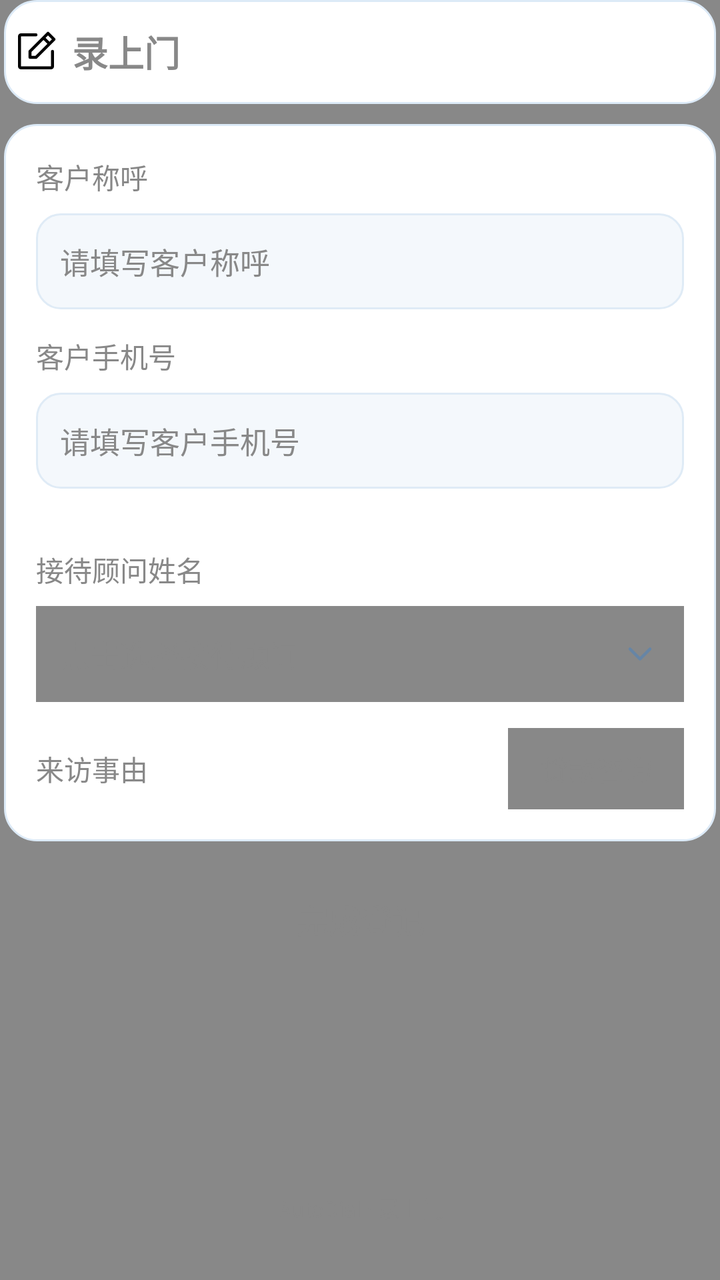
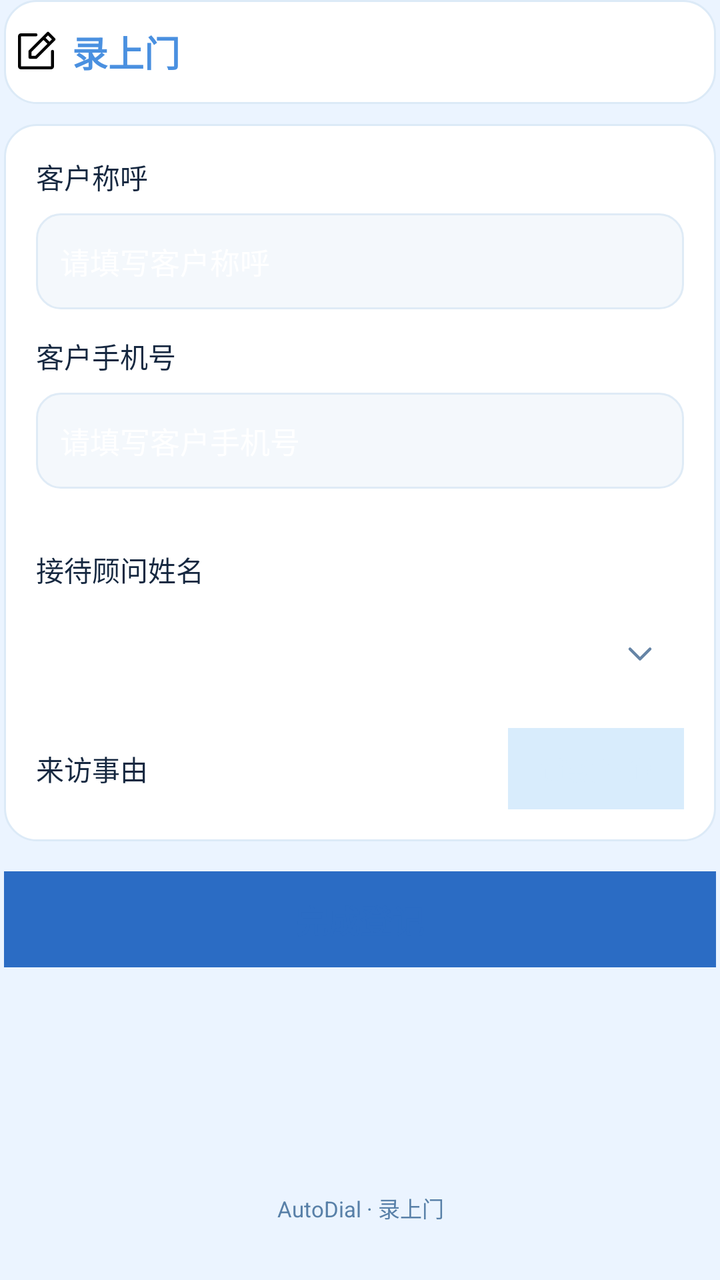

Before-and-after screenshots of an Android layout around one commit, followed by the original layout XML and the change that was made.
<!-- AndroidManifest.xml: application theme Theme.AutoDial -->
<!-- res/layout/fragment_register.xml -->
<?xml version="1.0" encoding="utf-8"?>
<LinearLayout xmlns:android="http://schemas.android.com/apk/res/android"
    android:layout_width="match_parent"
    android:layout_height="match_parent"
    android:tag="bg"
    android:background="#888888"
    android:orientation="vertical"
    android:paddingStart="2dp"
    android:paddingTop="0dp"
    android:paddingEnd="2dp">

    
    <LinearLayout
        android:layout_width="match_parent"
        android:layout_height="52dp"
        android:tag="topBar"
        android:background="@drawable/bg_v3_card"
        android:gravity="center_vertical"
        android:orientation="horizontal"
        android:paddingStart="4dp"
        android:paddingEnd="4dp">

        <TextView
            android:layout_width="wrap_content"
            android:layout_height="wrap_content"
            android:text="录上门"
            android:drawableStart="@drawable/ic_ph_note_pencil"
            android:drawablePadding="6dp"
            android:tag="primaryLight"
            android:textColor="#888888"
            android:textSize="18sp"
            android:textStyle="bold" />
    </LinearLayout>

    
    <ScrollView
        android:layout_width="match_parent"
        android:layout_height="match_parent"
        android:layout_marginTop="10dp"
        android:fillViewport="true">

        <LinearLayout
            android:layout_width="match_parent"
            android:layout_height="wrap_content"
            android:orientation="vertical"
            android:paddingBottom="20dp">

            
            <LinearLayout
                android:layout_width="match_parent"
                android:layout_height="wrap_content"
                android:tag="bg2"
                android:background="@drawable/bg_v3_card"
                android:orientation="vertical"
                android:padding="16dp">

                
                <TextView
                    android:layout_width="wrap_content"
                    android:layout_height="wrap_content"
                    android:text="客户称呼"
                    android:tag="text"
                    android:textColor="#888888"
                    android:textSize="14sp"
                    android:layout_marginBottom="8dp" />

                <EditText
                    android:id="@+id/etCustomerName"
                    android:layout_width="match_parent"
                    android:layout_height="48dp"
                    android:tag="inputField"
                    android:background="@drawable/bg_v3_input"
                    android:hint="请填写客户称呼"
                    android:inputType="textPersonName"
                    android:maxLines="1"
                    android:paddingStart="12dp"
                    android:paddingEnd="12dp"
                    android:singleLine="true"
                    android:imeOptions="actionNext"
                    android:nextFocusForward="@+id/etCustomerMobile"
                    android:textColor="#888888"
                    android:textColorHint="#888888"
                    android:textSize="15sp" />

                
                <TextView
                    android:layout_width="wrap_content"
                    android:layout_height="wrap_content"
                    android:text="客户手机号"
                    android:tag="text"
                    android:textColor="#888888"
                    android:textSize="14sp"
                    android:layout_marginTop="13dp"
                    android:layout_marginBottom="8dp" />

                <EditText
                    android:id="@+id/etCustomerMobile"
                    android:layout_width="match_parent"
                    android:layout_height="48dp"
                    android:tag="inputField"
                    android:background="@drawable/bg_v3_input"
                    android:hint="请填写客户手机号"
                    android:inputType="number"
                    android:maxLength="11"
                    android:maxLines="1"
                    android:paddingStart="12dp"
                    android:paddingEnd="12dp"
                    android:singleLine="true"
                    android:textColor="#888888"
                    android:textColorHint="#888888"
                    android:textSize="15sp" />

                
                <View
                    android:layout_width="match_parent"
                    android:layout_height="1dp"
                    android:background="@drawable/bg_v3_input"
                    android:layout_marginTop="16dp"
                    android:layout_marginBottom="13dp" />

                
                <TextView
                    android:layout_width="wrap_content"
                    android:layout_height="wrap_content"
                    android:text="接待顾问姓名"
                    android:tag="text"
                    android:textColor="#888888"
                    android:textSize="14sp"
                    android:layout_marginBottom="8dp" />

                <EditText
                    android:id="@+id/etManagerName"
                    android:layout_width="match_parent"
                    android:layout_height="48dp"
                    android:tag="inputField"
                    android:background="#888888"
                    android:hint="点击选择接待顾问"
                    android:focusable="false"
                    android:cursorVisible="false"
                    android:maxLines="1"
                    android:paddingStart="12dp"
                    android:paddingEnd="12dp"
                    android:singleLine="true"
                    android:drawableEnd="@drawable/ic_ph_caret_down"
                    android:drawablePadding="8dp"
                    android:textColor="#888888"
                    android:textColorHint="#888888"
                    android:textSize="15sp" />

                
                <LinearLayout
                    android:layout_width="match_parent"
                    android:layout_height="wrap_content"
                    android:gravity="center_vertical"
                    android:orientation="horizontal"
                    android:layout_marginTop="13dp">

                    <TextView
                        android:layout_width="wrap_content"
                        android:layout_height="wrap_content"
                        android:text="来访事由"
                        android:tag="text"
                        android:textColor="#888888"
                        android:textSize="14sp" />

                    <View
                        android:layout_width="0dp"
                        android:layout_height="0dp"
                        android:layout_weight="1" />

                    <TextView
                        android:id="@+id/tvVisitType"
                        android:layout_width="wrap_content"
                        android:layout_height="wrap_content"
                        android:tag="chip"
                        android:background="#888888"
                        android:gravity="end"
                        android:paddingStart="16dp"
                        android:paddingEnd="16dp"
                        android:paddingTop="10dp"
                        android:paddingBottom="10dp"
                        android:text="贷款咨询"
                        android:textColor="#888888"
                        android:textSize="14sp" />
                </LinearLayout>

            </LinearLayout>

            
            <TextView
                android:id="@+id/btnSubmit"
                android:layout_width="match_parent"
                android:layout_height="48dp"
                android:layout_marginTop="15dp"
                android:tag="primaryBtn"
                android:background="#888888"
                android:gravity="center"
                android:text="完成登记"
                android:textColor="#888888"
                android:textSize="16sp"
                android:textStyle="bold" />

            
            <View
                android:layout_width="match_parent"
                android:layout_height="0dp"
                android:layout_weight="1"
                android:minHeight="40dp" />

            
            <TextView
                android:layout_width="match_parent"
                android:layout_height="wrap_content"
                android:gravity="center"
                android:text="AutoDial · 录上门"
                android:tag="text2"
                android:textColor="#888888"
                android:textSize="11sp"
                android:layout_marginBottom="8dp" />

        </LinearLayout>
    </ScrollView>

</LinearLayout>
<!-- resources referenced by this layout -->
<resources>
  <!-- drawable bg_v3_card (drawable) -->
  <?xml version="1.0" encoding="utf-8"?>
  <shape xmlns:android="http://schemas.android.com/apk/res/android" android:shape="rectangle">
      <solid android:color="#FFFFFF" />
      <stroke android:width="1dp" android:color="#DCEAF7" />
      <corners android:radius="16dp" />
  </shape>
  <!-- drawable bg_v3_input (drawable) -->
  <?xml version="1.0" encoding="utf-8"?>
  <shape xmlns:android="http://schemas.android.com/apk/res/android" android:shape="rectangle">
      <solid android:color="#F4F8FC" />
      <stroke android:width="1dp" android:color="#DFEBF6" />
      <corners android:radius="12dp" />
  </shape>
  <!-- drawable ic_ph_caret_down (drawable) -->
  <?xml version="1.0" encoding="utf-8"?>
  <vector xmlns:android="http://schemas.android.com/apk/res/android"
      android:width="20dp"
      android:height="20dp"
      android:viewportWidth="24"
      android:viewportHeight="24">
      <path
          android:fillColor="@android:color/transparent"
          android:strokeColor="#6685A6"
          android:strokeWidth="1.8"
          android:strokeLineCap="round"
          android:strokeLineJoin="round"
          android:pathData="M6,9l6,6l6,-6" />
  </vector>
  <!-- drawable ic_ph_note_pencil (drawable) -->
  <?xml version="1.0" encoding="utf-8"?>
  <vector xmlns:android="http://schemas.android.com/apk/res/android"
      android:width="24dp" android:height="24dp"
      android:viewportWidth="256" android:viewportHeight="256">
      <path android:fillColor="#000000" android:pathData="M229.66,58.34l-32-32a8,8,0,0,0-11.32,0l-96,96A8,8,0,0,0,88,128v32a8,8,0,0,0,8,8h32a8,8,0,0,0,5.66-2.34l96-96A8,8,0,0,0,229.66,58.34ZM124.69,152H104V131.31l64-64L188.69,88ZM200,76.69,179.31,56,192,43.31,212.69,64ZM224,128v80a16,16,0,0,1-16,16H48a16,16,0,0,1-16-16V48A16,16,0,0,1,48,32h80a8,8,0,0,1,0,16H48V208H208V128a8,8,0,0,1,16,0Z" />
  </vector>
  <style name="Theme.AutoDial" parent="Theme.MaterialComponents.DayNight.NoActionBar">
          <item name="colorPrimary">#C9A84C</item>
          <item name="colorPrimaryDark">#111318</item>
          <item name="colorAccent">#F0C040</item>
          <item name="android:windowBackground">#111318</item>
          <item name="android:statusBarColor">#111318</item>
          <item name="android:navigationBarColor">#111318</item>
      </style>
</resources>

<!-- the commit's change to res/layout/fragment_register.xml (unified diff, before → after) -->
@@ -3,7 +3,7 @@
     android:layout_width="match_parent"
     android:layout_height="match_parent"
     android:tag="bg"
-    android:background="#888888"
+    android:background="?attr/ad_colorBg"
     android:orientation="vertical"
     android:paddingStart="2dp"
     android:paddingTop="0dp"
@@ -27,7 +27,7 @@
             android:drawableStart="@drawable/ic_ph_note_pencil"
             android:drawablePadding="6dp"
             android:tag="primaryLight"
-            android:textColor="#888888"
+            android:textColor="?attr/ad_colorPrimaryLight"
             android:textSize="18sp"
             android:textStyle="bold" />
     </LinearLayout>
@@ -60,7 +60,7 @@
                     android:layout_height="wrap_content"
                     android:text="客户称呼"
                     android:tag="text"
-                    android:textColor="#888888"
+                    android:textColor="?attr/ad_colorTextPrimary"
                     android:textSize="14sp"
                     android:layout_marginBottom="8dp" />
 
@@ -78,8 +78,8 @@
                     android:singleLine="true"
                     android:imeOptions="actionNext"
                     android:nextFocusForward="@+id/etCustomerMobile"
-                    android:textColor="#888888"
-                    android:textColorHint="#888888"
+                    android:textColor="?attr/ad_colorSurface"
+                    android:textColorHint="?attr/ad_colorSurface"
                     android:textSize="15sp" />
 
                 
@@ -88,7 +88,7 @@
                     android:layout_height="wrap_content"
                     android:text="客户手机号"
                     android:tag="text"
-                    android:textColor="#888888"
+                    android:textColor="?attr/ad_colorTextPrimary"
                     android:textSize="14sp"
                     android:layout_marginTop="13dp"
                     android:layout_marginBottom="8dp" />
@@ -106,8 +106,8 @@
                     android:paddingStart="12dp"
                     android:paddingEnd="12dp"
                     android:singleLine="true"
-                    android:textColor="#888888"
-                    android:textColorHint="#888888"
+                    android:textColor="?attr/ad_colorSurface"
+                    android:textColorHint="?attr/ad_colorSurface"
                     android:textSize="15sp" />
 
                 
@@ -124,7 +124,7 @@
                     android:layout_height="wrap_content"
                     android:text="接待顾问姓名"
                     android:tag="text"
-                    android:textColor="#888888"
+                    android:textColor="?attr/ad_colorTextPrimary"
                     android:textSize="14sp"
                     android:layout_marginBottom="8dp" />
 
@@ -133,7 +133,7 @@
                     android:layout_width="match_parent"
                     android:layout_height="48dp"
                     android:tag="inputField"
-                    android:background="#888888"
+                    android:background="?attr/ad_colorSurface"
                     android:hint="点击选择接待顾问"
                     android:focusable="false"
                     android:cursorVisible="false"
@@ -143,8 +143,8 @@
                     android:singleLine="true"
                     android:drawableEnd="@drawable/ic_ph_caret_down"
                     android:drawablePadding="8dp"
-                    android:textColor="#888888"
-                    android:textColorHint="#888888"
+                    android:textColor="?attr/ad_colorSurface"
+                    android:textColorHint="?attr/ad_colorSurface"
                     android:textSize="15sp" />
 
                 
@@ -160,7 +160,7 @@
                         android:layout_height="wrap_content"
                         android:text="来访事由"
                         android:tag="text"
-                        android:textColor="#888888"
+                        android:textColor="?attr/ad_colorTextPrimary"
                         android:textSize="14sp" />
 
                     <View
@@ -173,14 +173,14 @@
                         android:layout_width="wrap_content"
                         android:layout_height="wrap_content"
                         android:tag="chip"
-                        android:background="#888888"
+                        android:background="?attr/ad_colorSurface2"
                         android:gravity="end"
                         android:paddingStart="16dp"
                         android:paddingEnd="16dp"
                         android:paddingTop="10dp"
                         android:paddingBottom="10dp"
                         android:text="贷款咨询"
-                        android:textColor="#888888"
+                        android:textColor="?attr/ad_colorSurface2"
                         android:textSize="14sp" />
                 </LinearLayout>
 
@@ -193,10 +193,10 @@
                 android:layout_height="48dp"
                 android:layout_marginTop="15dp"
                 android:tag="primaryBtn"
-                android:background="#888888"
+                android:background="?attr/ad_colorPrimary"
                 android:gravity="center"
                 android:text="完成登记"
-                android:textColor="#888888"
+                android:textColor="?attr/ad_colorPrimary"
                 android:textSize="16sp"
                 android:textStyle="bold" />
 
@@ -214,7 +214,7 @@
                 android:gravity="center"
                 android:text="AutoDial · 录上门"
                 android:tag="text2"
-                android:textColor="#888888"
+                android:textColor="?attr/ad_colorTextSecondary"
                 android:textSize="11sp"
                 android:layout_marginBottom="8dp" />
 
<!-- resource entries referenced after the edit -->
@@ -37,12 +37,23 @@
       <path android:fillColor="#000000" android:pathData="M229.66,58.34l-32-32a8,8,0,0,0-11.32,0l-96,96A8,8,0,0,0,88,128v32a8,8,0,0,0,8,8h32a8,8,0,0,0,5.66-2.34l96-96A8,8,0,0,0,229.66,58.34ZM124.69,152H104V131.31l64-64L188.69,88ZM200,76.69,179.31,56,192,43.31,212.69,64ZM224,128v80a16,16,0,0,1-16,16H48a16,16,0,0,1-16-16V48A16,16,0,0,1,48,32h80a8,8,0,0,1,0,16H48V208H208V128a8,8,0,0,1,16,0Z" />
   </vector>
   <style name="Theme.AutoDial" parent="Theme.MaterialComponents.DayNight.NoActionBar">
-          <item name="colorPrimary">#C9A84C</item>
-          <item name="colorPrimaryDark">#111318</item>
-          <item name="colorAccent">#F0C040</item>
-          <item name="android:windowBackground">#111318</item>
-          <item name="android:statusBarColor">#111318</item>
-          <item name="android:navigationBarColor">#111318</item>
+          <item name="colorPrimary">#2B6CC4</item>
+          <item name="colorPrimaryDark">#1A56A8</item>
+          <item name="colorAccent">#4A90E0</item>
+          <item name="android:windowBackground">#EBF4FF</item>
+          <item name="android:statusBarColor">#EBF4FF</item>
+          <item name="android:navigationBarColor">#EBF4FF</item>
+          
+          <item name="ad_colorPrimary">#2B6CC4</item>
+          <item name="ad_colorPrimaryLight">#4A90E0</item>
+          <item name="ad_colorBg">#EBF4FF</item>
+          <item name="ad_colorSurface">#FFFFFF</item>
+          <item name="ad_colorSurface2">#D8ECFC</item>
+          <item name="ad_colorTextPrimary">#162840</item>
+          <item name="ad_colorTextSecondary">#5880A8</item>
+          <item name="ad_colorGreen">#40C057</item>
+          <item name="ad_colorDivider">#E4EBF1</item>
+          <item name="ad_colorBanner">#E3EEFB</item>
       </style>
 </resources>
 
